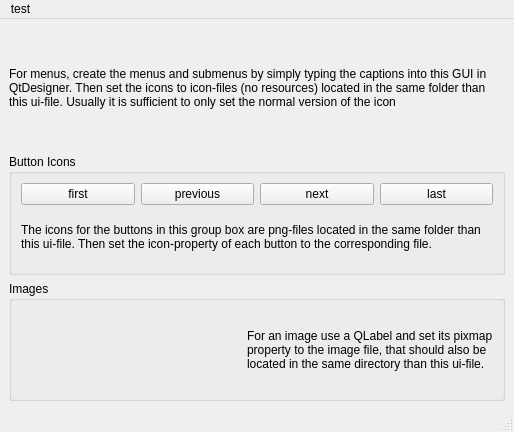
First picture: the form in demo/ui/gui_icons_images/gui_icons_images.ui, repository itom-project/itom, before the edit.
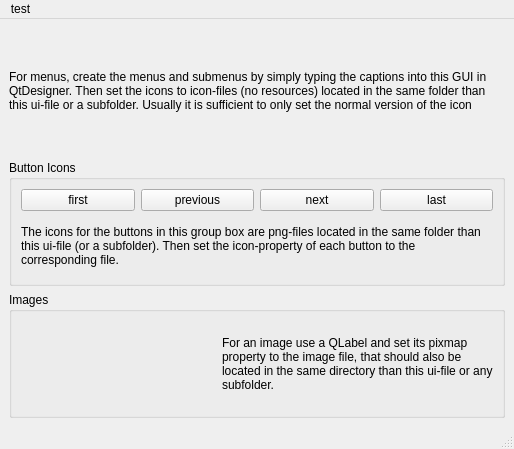
Second picture: the form after the edit. Icons and pictures are not drawn.

Commit message: icons moved to subfolder

The edit to the form file:
```diff
--- a/demo/ui/gui_icons_images/gui_icons_images.ui
+++ b/demo/ui/gui_icons_images/gui_icons_images.ui
@@ -7,7 +7,7 @@
     <x>0</x>
     <y>0</y>
     <width>514</width>
-    <height>432</height>
+    <height>449</height>
    </rect>
   </property>
   <property name="windowTitle">
@@ -18,7 +18,7 @@
     <item>
      <widget class="QLabel" name="label_4">
       <property name="text">
-       <string>For menus, create the menus and submenus by simply typing the captions into this GUI in QtDesigner. Then set the icons to icon-files (no resources) located in the same folder than this ui-file. Usually it is sufficient to only set the normal version of the icon</string>
+       <string>For menus, create the menus and submenus by simply typing the captions into this GUI in QtDesigner. Then set the icons to icon-files (no resources) located in the same folder than this ui-file or a subfolder. Usually it is sufficient to only set the normal version of the icon</string>
       </property>
       <property name="wordWrap">
        <bool>true</bool>
@@ -82,7 +82,7 @@
        <item>
         <widget class="QLabel" name="label">
          <property name="text">
-          <string>The icons for the buttons in this group box are png-files located in the same folder than this ui-file. Then set the icon-property of each button to the corresponding file. </string>
+          <string>The icons for the buttons in this group box are png-files located in the same folder than this ui-file (or a subfolder). Then set the icon-property of each button to the corresponding file. </string>
          </property>
          <property name="wordWrap">
           <bool>true</bool>
@@ -132,7 +132,7 @@
        <item>
         <widget class="QLabel" name="label_3">
          <property name="text">
-          <string>For an image use a QLabel and set its pixmap property to the image file, that should also be located in the same directory than this ui-file.</string>
+          <string>For an image use a QLabel and set its pixmap property to the image file, that should also be located in the same directory than this ui-file or any subfolder.</string>
          </property>
          <property name="wordWrap">
           <bool>true</bool>
```
Left out of the diff: 10 changed lines with no effect on the pictures. The commit also changes 5 other files.
